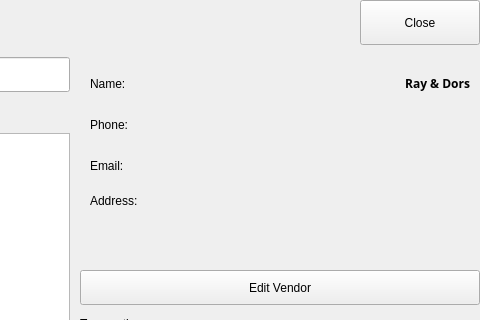
The window that ui/vendor_manager_window.ui (micronesianmacarthur/eixn-pos) describes before a commit, drawn with Qt 5; both pictures show x 500 to 980 and y 0 to 320 of the 980 by 980 pixel window.
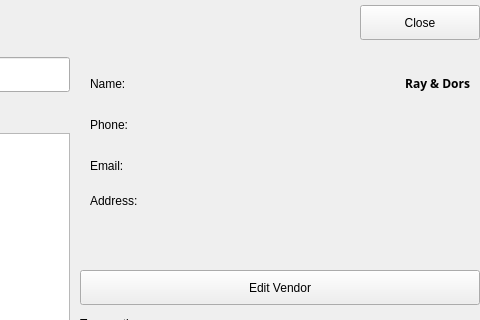
The same window after the commit. Icons and pictures are not drawn.

```diff
--- a/ui/vendor_manager_window.ui
+++ b/ui/vendor_manager_window.ui
@@ -12,8 +12,8 @@
   </property>
   <property name="minimumSize">
    <size>
-    <width>980</width>
-    <height>980</height>
+    <width>940</width>
+    <height>940</height>
    </size>
   </property>
   <property name="windowTitle">
@@ -81,7 +81,7 @@
         <property name="minimumSize">
          <size>
           <width>0</width>
-          <height>45</height>
+          <height>35</height>
          </size>
         </property>
         <property name="maximumSize">
```
